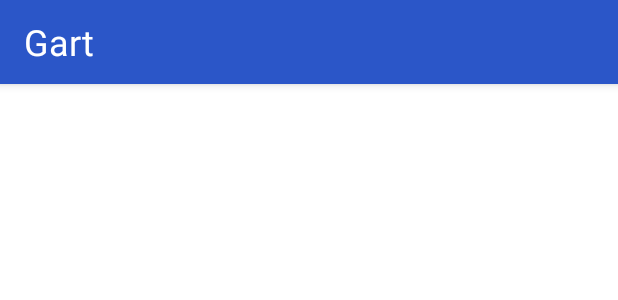
After one commit to NalediMadlopha/gart, an Android app: the layout app_bar_layout.xml on its own in the app's theme, with its tools: preview values and no code run, on a phone screen of 412 x 824 dp. The commit adds this screen. Shown: the top 300 px of the screen. Run offline under Robolectric (Android 15) with nearby library versions, the phone set to English and light mode, and no system bars.

Commit message:
Create an app bar layout

```diff
--- a/app/build.gradle
+++ b/app/build.gradle
@@ -23,6 +23,8 @@ android {
 }
 
 dependencies {
+    implementation project(':core')
+
     implementation fileTree(dir: 'libs', include: ['*.jar'])
     implementation"org.jetbrains.kotlin:kotlin-stdlib-jdk7:$kotlin_version"
     implementation 'androidx.appcompat:appcompat:1.0.2'
--- a/app/src/main/AndroidManifest.xml
+++ b/app/src/main/AndroidManifest.xml
@@ -11,7 +11,7 @@
             android:label="@string/app_name"
             android:roundIcon="@mipmap/ic_launcher_round"
             android:supportsRtl="true"
-            android:theme="@style/AppTheme">
+            android:theme="@style/GartTheme">
         <activity android:name=".MainActivity">
             <intent-filter>
                 <action android:name="android.intent.action.MAIN"/>
--- /dev/null
+++ b/app/src/main/res/layout/app_bar_layout.xml
@@ -0,0 +1,23 @@
+<?xml version="1.0" encoding="utf-8"?>
+<com.google.android.material.appbar.AppBarLayout xmlns:android="http://schemas.android.com/apk/res/android"
+    android:id="@+id/appBarLayout"
+    android:layout_width="match_parent"
+    android:layout_height="wrap_content"
+    android:fitsSystemWindows="true"
+    android:elevation="@dimen/app_bar_layout_elevation">
+
+    <androidx.appcompat.widget.Toolbar
+        android:id="@+id/toolbar"
+        android:layout_width="match_parent"
+        android:layout_height="?actionBarSize">
+
+        <TextView
+            android:layout_width="match_parent"
+            android:layout_height="wrap_content"
+            android:text="@string/app_name"
+            android:textColor="@android:color/white"
+            android:textAppearance="@style/Base.TextAppearance.AppCompat.Headline" />
+
+    </androidx.appcompat.widget.Toolbar>
+
+</com.google.android.material.appbar.AppBarLayout>
--- a/app/src/main/res/values/colors.xml
+++ b/app/src/main/res/values/colors.xml
@@ -1,6 +1,12 @@
 <?xml version="1.0" encoding="utf-8"?>
 <resources>
-    <color name="colorPrimary">#008577</color>
-    <color name="colorPrimaryDark">#00574B</color>
-    <color name="colorAccent">#D81B60</color>
+
+    <color name="colorPrimary">#2B56C8</color>
+    <color name="colorPrimaryLight">#0091EA</color>
+    <color name="colorPrimaryDark">#1B3BA8</color>
+
+    <color name="colorSecondary">#40C4FF</color>
+    <color name="colorSecondaryLight">#00B0FF</color>
+    <color name="colorSecondaryLark">#0091EA</color>
+
 </resources>
--- /dev/null
+++ b/app/src/main/res/values/dimens.xml
@@ -0,0 +1,4 @@
+<?xml version="1.0" encoding="utf-8"?>
+<resources>
+    <dimen name="app_bar_layout_elevation">4dp</dimen>
+</resources>
--- a/app/src/main/res/values/styles.xml
+++ b/app/src/main/res/values/styles.xml
@@ -1,11 +1,10 @@
 <resources>
 
-    <!-- Base application theme. -->
-    <style name="AppTheme" parent="Theme.AppCompat.Light.DarkActionBar">
-        <!-- Customize your theme here. -->
+    <style name="GartTheme" parent="Theme.MaterialComponents.Light.NoActionBar">
         <item name="colorPrimary">@color/colorPrimary</item>
         <item name="colorPrimaryDark">@color/colorPrimaryDark</item>
-        <item name="colorAccent">@color/colorAccent</item>
+        <item name="colorSecondary">@color/colorSecondary</item>
+        <item name="colorAccent">@color/colorSecondary</item>
     </style>
 
 </resources>
--- a/common/src/main/AndroidManifest.xml
+++ b/common/src/main/AndroidManifest.xml
@@ -1,2 +1 @@
-<manifest xmlns:android="http://schemas.android.com/apk/res/android"
-          package="com.gart.common"/>
+<manifest package="com.gart.common"/>
--- a/core/src/main/AndroidManifest.xml
+++ b/core/src/main/AndroidManifest.xml
@@ -1,2 +1 @@
-<manifest xmlns:android="http://schemas.android.com/apk/res/android"
-          package="com.gart.core"/>
+<manifest package="com.gart.core"/>
```
